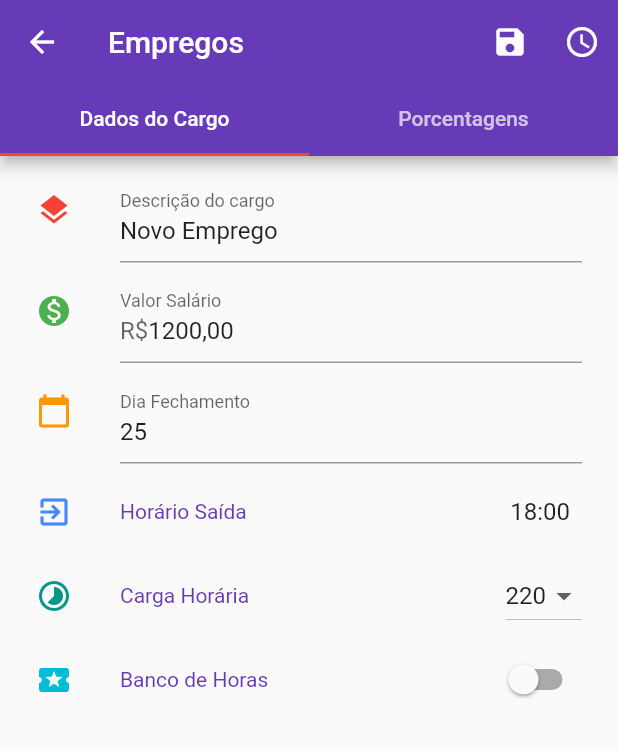
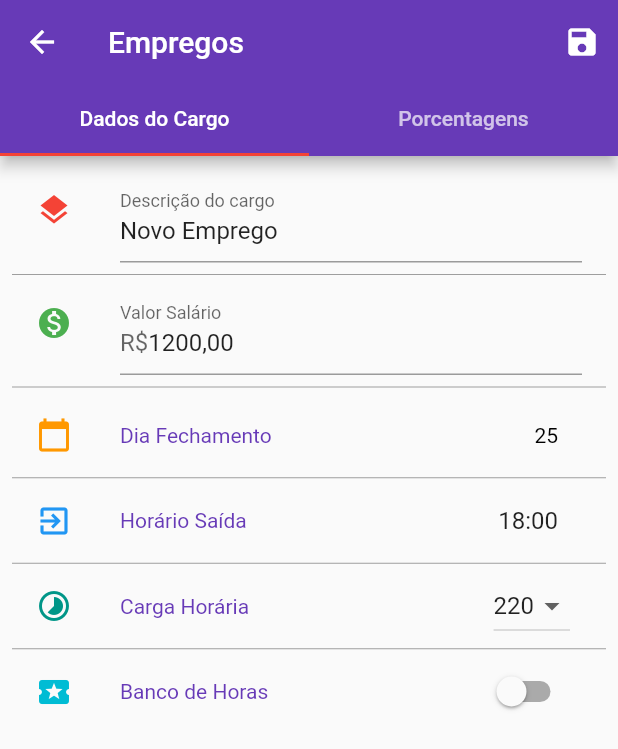
Before and after one commit to bicasoftware/marcaii-flutter, a Flutter app: the ActInsertEmpregos screen opened by its route, on a phone screen of 412 x 824 dp. Shown: the top 749 px of the screen. Run offline on Flutter 3.47's test engine with Material 2 defaults, Android fonts, the phone set to English and light mode, and no system bars; our stand-ins replace numberpicker, sqflite; accounts and stored records are empty.

Commit message:
separadas stateless widgets da PageEmpregoInfo

```diff
--- a/lib/main.dart
+++ b/lib/main.dart
@@ -23,7 +23,7 @@ class MyApp extends StatelessWidget {
           primaryColor: Colors.deepPurple,
           accentColor: Colors.red,
           brightness: Brightness.light,
-          dividerColor: Colors.blueGrey,
+          dividerColor: Colors.grey,
         ),
         home: MainAct(),
         routes: <String, WidgetBuilder>{
--- a/lib/modules/act_get_empregos/ActInsertEmpregos.dart
+++ b/lib/modules/act_get_empregos/ActInsertEmpregos.dart
@@ -2,7 +2,7 @@ import 'package:flutter/material.dart';
 import'package:marcaii_flutter/Strings.dart';
 import 'package:marcaii_flutter/models/MdEmpregos.dart';
 import 'package:marcaii_flutter/modules/act_get_empregos/EmpregoState.dart';
-import 'package:marcaii_flutter/modules/act_get_empregos/pages/PageEmpregoInfo.dart';
+import 'package:marcaii_flutter/modules/act_get_empregos/pages/page_emprego_info/PageEmpregoInfo.dart';
 import 'package:marcaii_flutter/modules/act_get_empregos/pages/PageEmpregoPorcentagens.dart';
 import 'package:scoped_model/scoped_model.dart';
 import 'package:numberpicker/numberpicker.dart';
@@ -52,25 +52,6 @@ class _ActInsertEmpregosState extends State<ActInsertEmpregos> with TickerProvid
                   },
                 ),
             ),
-            ScopedModelDescendant<EmpregoState>(
-              builder: (ct, ch, md) =>
-                IconButton(
-                  icon: Icon(Icons.access_time),
-                  onPressed: () {
-                    //todo - adicionar isso a um dialog, ou alterar o layout do dia do fechamento
-                    NumberPicker.integer(
-                      initialValue: 1,
-                      minValue: 1,
-                      maxValue: 28,
-                      onChanged: (num) {
-                        if (num != null) {
-                          md.setDiaFechamento(num.toString());
-                        }
-                      }
-                    );
-                  },
-                ),
-            ),
           ],
 
           bottom: TabBar(
--- a/lib/modules/act_get_empregos/EmpregoState.dart
+++ b/lib/modules/act_get_empregos/EmpregoState.dart
@@ -80,12 +80,26 @@ class EmpregoState extends Model {
     notifyListeners();
   }
 
+  void setBancoHoras(bool selected) {
+    this.bancoHoras = selected ? 1 : 0;
+    notifyListeners();
+  }
+
+  bool isBancoHoras() {
+    return this.bancoHoras == 1 ? true : false;
+  }
+
   void clearPorcDifer(int weekDay) {
     porcList[weekDay].clear();
     notifyListeners();
   }
 
-  MdEmpregos provideEmprego(){
+  void toggleBancoHoras() {
+    bancoHoras = bancoHoras == 0 ? 1 : 0;
+    notifyListeners();
+  }
+
+  MdEmpregos provideEmprego() {
     return MdEmpregos(
       id: id,
       nomeEmprego: nomeEmprego,
@@ -101,14 +115,14 @@ class EmpregoState extends Model {
   ///o formkey deve ser sempre final static
   ///caso não seja, irá gerar uma nova key ao clicar em cada TextInput
   static final GlobalKey<FormState> _formKey = GlobalKey<FormState>();
+
   GlobalKey<FormState> get formKey {
-    print("formkey: ${_formKey.hashCode}");
     return _formKey;
   }
 
   bool isValidated() {
     var form = _formKey.currentState;
-    if(form.validate() == true){
+    if (form.validate() == true) {
       form.save();
       return true;
     } else {
--- a/lib/modules/act_get_empregos/pages/PageEmpregoInfo.dart
+++ /dev/null
@@ -1,179 +0,0 @@
-import 'package:flutter/material.dart';
-import 'package:marcaii_flutter/Strings.dart';
-import 'package:marcaii_flutter/modules/act_get_empregos/EmpregoState.dart';
-import 'package:scoped_model/scoped_model.dart';
-
-class PageEmpregoInfo extends StatelessWidget {
-  ///criar mask para salários, validar melhor os valores, criar dialog para pegar horário de saída
-  @override
-  Widget build(BuildContext context) {
-    return ScopedModelDescendant<EmpregoState>(
-      builder: (context, ch, md) {
-        return Container(
-          margin: EdgeInsets.all(8.0),
-          child: Form(
-            key: md.formKey,
-            child: ListView(
-              shrinkWrap: true,
-              children: <Widget>[
-                ListTile(
-                  title: TextFormField(
-                    initialValue: md.nomeEmprego,
-                    decoration: InputDecoration(
-                      hintText: Strings.hintEmprego,
-                      labelText: Strings.nomeEmprego
-                    ),
-
-                    validator: (t) {
-                      if (t.isEmpty) {
-                        return Warn.warNomeEmprego;
-                      }
-                    },
-
-                    onSaved: (e) {
-                      md.setNomeEmprego(e);
-                    },
-                  ),
-                  leading: Icon(Icons.layers, color: Colors.red,),
-                ),
-                ListTile(
-                  title: TextFormField(
-                    initialValue: md.valorSalarioParsed,
-                    decoration: InputDecoration(
-                      prefixText: Strings.cashReal,
-                      hintText: Strings.hintSalario,
-                      labelText: Strings.valorSalario
-                    ),
-
-                    keyboardType: TextInputType.numberWithOptions(
-                      decimal: true,
-                      signed: false,
-                    ),
-                    validator: (e) {
-                      if (e == null) return Warn.warSalarioInvalido;
-                      if (e.isEmpty) return Warn.warSalarioInvalido;
-                      if (double.parse(e.replaceAll(",", ".")) < 0) return Warn.warSalarioInvalido;
-                    },
-
-                    onSaved: (e) {
-                      md.setValorSalario(double.parse(e.replaceAll(",", ".")));
-                    },
-                  ),
-                  leading: Icon(Icons.monetization_on, color: Colors.green,),
-                ),
-                ListTile(
-                  leading: Icon(Icons.calendar_today, color: Colors.orange,),
-                  title: TextFormField(
-                    initialValue: md.diaFechamento,
-                    decoration: InputDecoration(
-                      hintText: Warn.warFechamento,
-                      labelText: Strings.diaFechamento
-                    ),
-                    onSaved: (e) => md.setDiaFechamento(e),
-                  ),
-                ),
-                GestureDetector(
-                  onTap: () async {
-                    var seltime = await showTimePicker(
-                      context: context,
-                      initialTime: TimeOfDay.now(),
-                    );
-
-                    if (seltime != null) {
-                      md.setHorarioSaida(
-                        MaterialLocalizations.of(context).formatTimeOfDay(
-                          seltime,
-                          alwaysUse24HourFormat: true
-                        )
-                      );
-                    }
-                  },
-                  child: ListTile(
-                    leading: Icon(Icons.exit_to_app, color: Colors.blueAccent,),
-                    title: Row(
-                      children: <Widget>[
-                        Expanded(
-                          child: Text(
-                            Strings.horarioSaida,
-                            style: TextStyle(
-                              color: Theme
-                                .of(context)
-                                .primaryColor,
-                              fontSize: 14.0
-                            ),
-                          )
-                        ),
-
-                        Container(
-                          margin: EdgeInsets.only(right: 8.0),
-                          child: Text(
-                            md.horarioSaida,
-                            style: TextStyle(
-                              fontSize: 16.0
-                            ),
-                          )
-                        ),
-                      ],
-                    ),
-                  ),
-                ),
-
-                ListTile(
-                  leading: Icon(Icons.timelapse, color: Colors.teal,),
-                  title: Row(
-                    children: <Widget>[
-                      Expanded(
-                        child: Text(
-                          Strings.cargaHoraria,
-                          style: TextStyle(
-                            color: Theme
-                              .of(context)
-                              .primaryColor,
-                            fontSize: 14.0
-                          ),
-                        )
-                      ),
-
-                      DropdownButton(
-                        value: md.cargaHoraria,
-                        onChanged: (c) => md.setCargaHoraria(c),
-                        items: Arrays.cargas.map((c) =>
-                          DropdownMenuItem(
-                            child: Text(c,),
-                            value: c,)
-                        ).toList(),
-                      ),
-                    ],
-                  ),
-                ),
-
-                ListTile(
-                  leading: Icon(Icons.local_activity, color: Colors.cyan,),
-                  title: Row(
-                    children: <Widget>[
-                      Expanded(
-                        child: Text(
-                          Strings.bancoHoras,
-                          style: TextStyle(
-                            color: Theme
-                              .of(context)
-                              .primaryColor,
-                            fontSize: 14.0
-                          ),
-                        ),
-                      ),
-                      Switch(
-                        value: md.bancoHoras == 1 ? true : false,
-                        onChanged: (st) => md.bancoHoras = st == true ? 1 : false
-                      ),
-                    ],
-                  ),
-                )
-              ],
-            ),
-          ),
-        );
-      },
-    );
-  }
-}
--- /dev/null
+++ b/lib/modules/act_get_empregos/pages/page_emprego_info/DefaultListItem.dart
@@ -0,0 +1,78 @@
+import 'package:flutter/material.dart';
+
+
+class DefaultListItem extends StatelessWidget {
+
+  const DefaultListItem({
+    Key key,
+    @required this.title,
+    @required this.icon,
+    @required this.color,
+    @required this.contentChild,
+    @required this.onTap,
+    this.isLast: false
+  }) : super(key: key);
+
+  final String title;
+  final IconData icon;
+  final MaterialColor color;
+  final GestureTapCallback onTap;
+  final Widget contentChild;
+  final bool isLast;
+
+  Widget _paintDivider(BuildContext context){
+    if(!isLast){
+      return Divider(
+        height: 1.0,
+        color: Theme
+          .of(context)
+          .dividerColor,
+      );
+    } else {
+      return Container();
+    }
+  }
+
+  @override
+  Widget build(BuildContext context) {
+    return Column(
+      children: <Widget>[
+        GestureDetector(
+          onTap: onTap,
+          child: ListTile(
+            leading: Icon(icon, color: color,),
+            title: Row(
+              children: <Widget>[
+                ExpandedListTitle(title: title,),
+                Container(
+                  margin: EdgeInsets.only(right: 8.0),
+                  child: contentChild,
+                ),
+              ],
+            ),
+          ),
+        ),
+        _paintDivider(context),
+      ],
+    );
+  }
+}
+
+class ExpandedListTitle extends StatelessWidget {
+
+  const ExpandedListTitle({Key key, this.title}) : super(key: key);
+
+  final String title;
+
+  @override
+  Widget build(BuildContext context) {
+    return Expanded(
+      child: Text(
+        title,
+        style: TextStyle(color: Theme
+          .of(context)
+          .primaryColor, fontSize: 14.0),
+      )
+    );
+  }
+}
--- /dev/null
+++ b/lib/modules/act_get_empregos/pages/page_emprego_info/PageEmpregoInfo.dart
@@ -0,0 +1,228 @@
+import 'package:flutter/material.dart';
+import 'package:marcaii_flutter/Strings.dart';
+import 'package:marcaii_flutter/modules/act_get_empregos/EmpregoState.dart';
+import 'package:marcaii_flutter/modules/act_get_empregos/pages/page_emprego_info/DefaultListItem.dart';
+import 'package:numberpicker/numberpicker.dart';
+import 'package:scoped_model/scoped_model.dart';
+
+class PageEmpregoInfo extends StatelessWidget {
+  ///criar mask para salários
+  @override
+  Widget build(BuildContext context) {
+    return ScopedModelDescendant<EmpregoState>(
+      builder: (ct, ch, md) {
+        return Container(
+          margin: EdgeInsets.all(8.0),
+          child: Form(
+            key: md.formKey,
+            child: ListView(
+
+              shrinkWrap: true,
+              children: <Widget>[
+                _nomeEmpregoHolder(md, ct),
+                _valorSalarioHolder(md),
+                _diaFechamentoHolder(md, ct),
+                _horarioSaidaHolder(md, ct),
+                _cargaHorariaHolder(md, ct),
+                _bancoHorasHolder(md, ct),
+              ],
+            ),
+          ),
+        );
+      },
+    );
+  }
+
+  Widget _nomeEmpregoHolder(EmpregoState md, BuildContext ct) {
+    return Column(
+      children: <Widget>[
+        ListTile(
+          title: TextFormField(
+            initialValue: md.nomeEmprego,
+            decoration: InputDecoration(
+              hintText: Strings.hintEmprego,
+              labelText: Strings.nomeEmprego
+            ),
+
+            validator: (t) {
+              if (t.isEmpty) {
+                return Warn.warNomeEmprego;
+              }
+            },
+
+            onSaved: (e) {
+              md.setNomeEmprego(e);
+            },
+          ),
+          leading: Icon(Icons.layers, color: Colors.red,),
+        ),
+        BaseDivider(),
+      ],
+    );
+  }
+
+  Widget _valorSalarioHolder(EmpregoState md) {
+    return Column(
+      children: <Widget>[
+        ListTile(
+          title: TextFormField(
+            initialValue: md.valorSalarioParsed,
+            decoration: InputDecoration(
+              prefixText: Strings.cashReal,
+              hintText: Strings.hintSalario,
+              labelText: Strings.valorSalario
+            ),
+
+            keyboardType: TextInputType.numberWithOptions(
+              decimal: true,
+              signed: false,
+            ),
+            validator: (e) {
+              if (e == null) return Warn.warSalarioInvalido;
+              if (e.isEmpty) return Warn.warSalarioInvalido;
+              if (double.parse(e.replaceAll(",", ".")) < 0) return Warn.warSalarioInvalido;
+            },
+
+            onSaved: (e) {
+              md.setValorSalario(double.parse(e.replaceAll(",", ".")));
+            },
+          ),
+          leading: Icon(Icons.monetization_on, color: Colors.green,),
+        ),
+        BaseDivider(),
+      ],
+    );
+  }
+
+  Widget _diaFechamentoHolder(EmpregoState md, BuildContext ct) {
+    return DefaultListItem(
+      title: Strings.diaFechamento,
+      icon: Icons.calendar_today,
+      color: Colors.orange,
+      onTap: () => _showDiaFechamentoDialog(ct, md),
+      contentChild: Container(
+        margin: EdgeInsets.only(right: 8.0),
+        child: Text(
+          md.diaFechamento,
+          style: TextStyle(
+            fontSize: 14.0,
+            color: Colors.black,
+          ),
+        ),
+      ),
+
+    );
+  }
+
+  Widget _cargaHorariaHolder(EmpregoState md, BuildContext ct) {
+    return DefaultListItem(
+      title: Strings.cargaHoraria,
+      icon: Icons.timelapse,
+      color: Colors.teal,
+      onTap: null,
+      contentChild: DropdownButton(
+        value: md.cargaHoraria,
+        onChanged: (c) => md.setCargaHoraria(c),
+        items: Arrays.cargas.map((c) =>
+          DropdownMenuItem(
+            child: Text(c,),
+            value: c,)
+        ).toList(),
+      ),
+    );
+  }
+
+  Widget _horarioSaidaHolder(EmpregoState md, BuildContext ct) {
+    return DefaultListItem(
+      title: Strings.horarioSaida,
+      icon: Icons.exit_to_app,
+      color: Colors.blue,
+      onTap: () => _showHoraSaidaDialog(md, ct),
+      contentChild: Container(
+        margin: EdgeInsets.only(right: 8.0),
+        child: Text(
+          md.horarioSaida,
+          style: TextStyle(
+            fontSize: 16.0
+          ),
+        )
+      ),
+    );
+  }
+
+  Widget _bancoHorasHolder(EmpregoState md, BuildContext ct) {
+    return DefaultListItem(
+      title: Strings.bancoHoras,
+      icon: Icons.local_activity,
+      color: Colors.cyan,
+      onTap: () => md.toggleBancoHoras(),
+      isLast: true,
+      contentChild: Switch(
+        value: md.isBancoHoras(),
+        onChanged: (st) => md.setBancoHoras(st)
+      ),
+    );
+  }
+
+  void _showDiaFechamentoDialog(BuildContext ct, EmpregoState md,) {
+    showDialog(context: ct, barrierDismissible: false, builder: (ct) {
+      num selnum;
+      return AlertDialog(
+        title: Text(Strings.diaFechamento),
+        content: NumberPicker.integer(
+          initialValue: int.parse(md.diaFechamento),
+          minValue: 1,
+          maxValue: 28,
+          onChanged: (num) {
+            if (num != null) {
+              selnum = num;
+            }
+          },
+        ),
+        contentPadding: EdgeInsets.all(16.0),
+        actions: <Widget>[
+          FlatButton(
+            child: Text("Cancelar"),
+            onPressed: () => Navigator.pop(ct),
+          ),
+          FlatButton(
+            child: Text("Salvar"),
+            onPressed: () {
+              print(selnum.toString());
+              md.setDiaFechamento(selnum.toString());
+              Navigator.pop(ct);
+            },
+          ),
+        ],
+      );
+    });
+  }
+
+  void _showHoraSaidaDialog(EmpregoState md, BuildContext context) async {
+    var seltime = await showTimePicker(
+      context: context,
+      initialTime: TimeOfDay.now(),
+    );
+
+    if (seltime != null) {
+      md.setHorarioSaida(
+        MaterialLocalizations.of(context).formatTimeOfDay(
+          seltime,
+          alwaysUse24HourFormat: true
+        )
+      );
+    }
+  }
+}
+
+class BaseDivider extends StatelessWidget {
+  @override
+  Widget build(BuildContext context) {
+    return Divider(
+      height: 8.0,
+      color: Theme
+        .of(context)
+        .dividerColor,
+    );
+  }
+}
```
